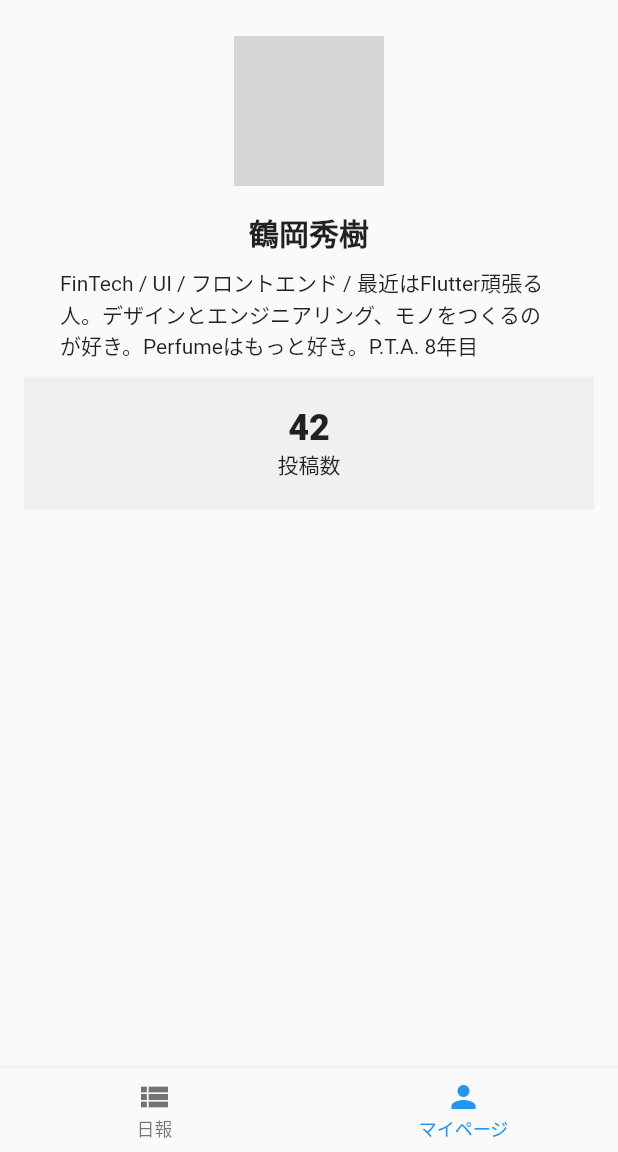
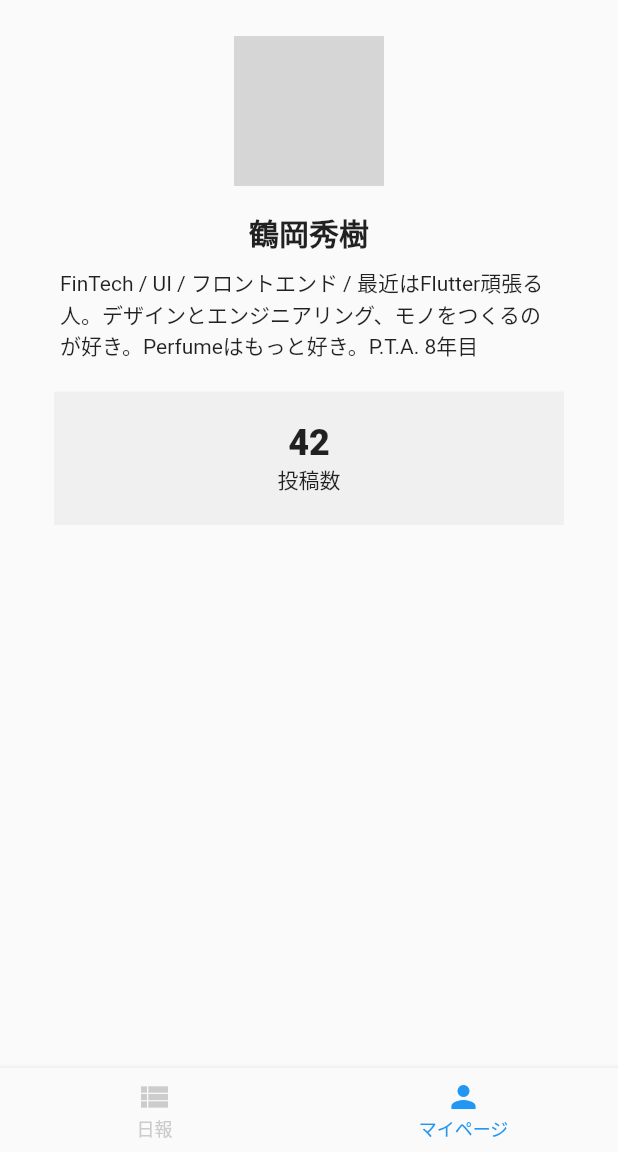
Before and after one commit to htsuruo/nippo, a Flutter app: the screen it shows after launch, swiped to page 2, on a phone screen of 412 x 824 dp, the part 84-1236 px from its top. Run offline on Flutter 3.47's test engine with Material 2 defaults, Android fonts, the phone set to English and light mode, and no system bars; network calls fail; grey boxes are pictures that could not be loaded.

Commit message:
feat: 画面遷移をpushedNameの形に変更.

```diff
--- a/lib/app.dart
+++ b/lib/app.dart
@@ -12,12 +12,16 @@ class MyApp extends StatelessWidget {
     return MaterialApp(
       title: 'NIPPO',
       theme: themeData,
-      home: MyHomePage(),
+      initialRoute: MyHomePage.routeName,
+      routes: {
+        MyHomePage.routeName: (context) => MyHomePage(),
+      },
     );
   }
 }
 
 class MyHomePage extends StatefulWidget {
+  static final String routeName = '/';
   MyHomePage({Key key}) : super(key: key);
 
   @override
@@ -85,6 +89,7 @@ class _MyHomePageState extends State<MyHomePage> {
         items: bottomItems(),
         selectedFontSize: 12.0,
         elevation: 4.0,
+        unselectedItemColor: Color(0xFFCCCCCC),
       ),
     );
   }
--- a/lib/components/profile_total_post_count.dart
+++ b/lib/components/profile_total_post_count.dart
@@ -13,7 +13,7 @@ class ProfileTotalPostCount extends StatelessWidget {
     return Container(
       color: Color(0xFFF0F0F0),
       width: double.infinity,
-      margin: EdgeInsets.only(top: 10.0, bottom: 10.0),
+      margin: EdgeInsets.all(20),
       padding: EdgeInsets.only(top: 20.0, bottom: 20.0),
       child: Column(
         mainAxisAlignment: MainAxisAlignment.center,
```
